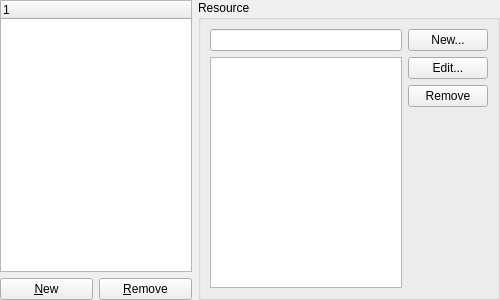
Above: kplato/resourcespanelbase.ui from KDE/calligra before the change. Below: the same form after it.
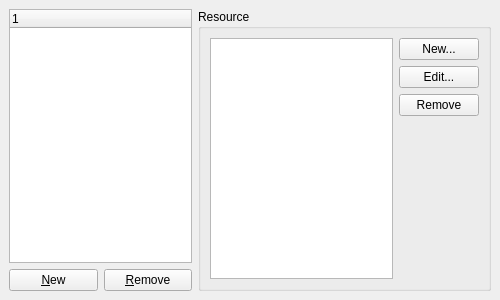
That is the form after the change.

What changed in the file:
```diff
--- a/kplato/resourcespanelbase.ui
+++ b/kplato/resourcespanelbase.ui
@@ -21,7 +21,7 @@
   </property>
   <layout class="QHBoxLayout" >
    <property name="margin" >
-    <number>0</number>
+    <number>9</number>
    </property>
    <property name="spacing" >
     <number>6</number>
@@ -68,17 +68,17 @@
      <property name="title" >
       <string>Resource</string>
      </property>
-     <layout class="QGridLayout" >
+     <layout class="QHBoxLayout" >
       <property name="margin" >
        <number>9</number>
       </property>
       <property name="spacing" >
        <number>6</number>
       </property>
-      <item row="0" column="0" >
-       <widget class="QLineEdit" name="resourceName" />
+      <item>
+       <widget class="QListWidget" name="listOfResources" />
       </item>
-      <item rowspan="2" row="0" column="1" >
+      <item>
        <layout class="QVBoxLayout" >
         <property name="margin" >
          <number>0</number>
@@ -131,9 +131,6 @@
         </item>
        </layout>
       </item>
-      <item row="1" column="0" >
-       <widget class="QListWidget" name="listOfResources" />
-      </item>
      </layout>
     </widget>
    </item>
```
